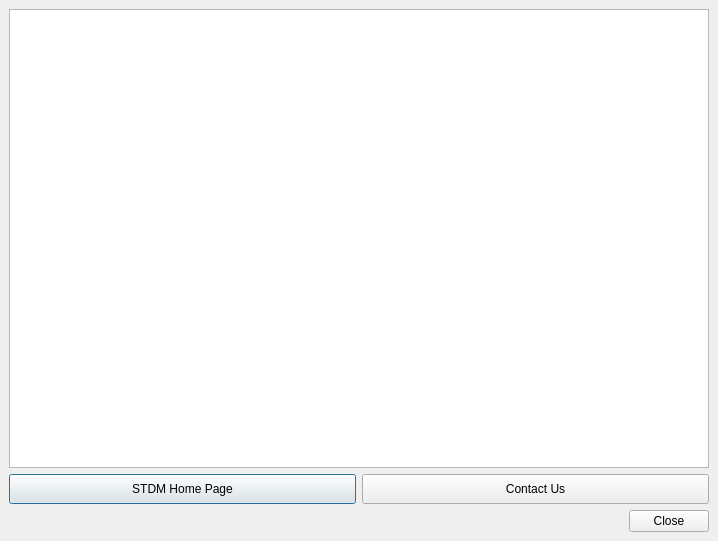
Old version of the form ui/ui_about_stdm.ui in the repository gltn/stdm.
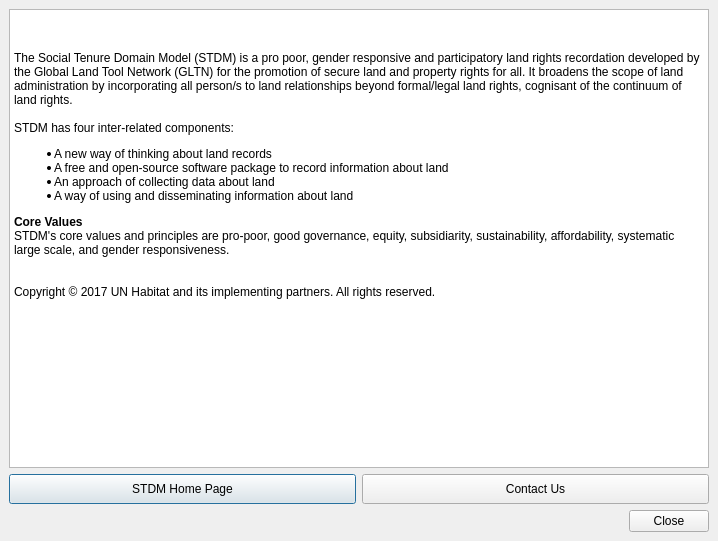
New version of the form. Icons and pictures are not drawn.

What changed in the file:
```diff
--- a/ui/ui_about_stdm.ui
+++ b/ui/ui_about_stdm.ui
@@ -28,6 +28,21 @@
      <property name="readOnly">
       <bool>true</bool>
      </property>
+     <property name="html">
+      <string>&lt;!DOCTYPE HTML PUBLIC &quot;-//W3C//DTD HTML 4.0//EN&quot; &quot;http://www.w3.org/TR/REC-html40/strict.dtd&quot;&gt;
+&lt;html&gt;&lt;head&gt;&lt;meta name=&quot;qrichtext&quot; content=&quot;1&quot; /&gt;&lt;title&gt;About STDM&lt;/title&gt;&lt;style type=&quot;text/css&quot;&gt;
+p, li { white-space: pre-wrap; }
+&lt;/style&gt;&lt;/head&gt;&lt;body style=&quot; font-family:'MS Shell Dlg 2'; font-size:7.5pt; font-weight:400; font-style:normal;&quot;&gt;
+&lt;p style=&quot; margin-top:0px; margin-bottom:0px; margin-left:36px; margin-right:36px; -qt-block-indent:0; text-indent:0px;&quot;&gt;&lt;span style=&quot; font-family:'Arial,Helvetica,sans-serif'; font-size:5pt; font-weight:200;&quot;&gt;    &lt;/span&gt;&lt;/p&gt;
+&lt;p align=&quot;center&quot; style=&quot; margin-top:0px; margin-bottom:0px; margin-left:36px; margin-right:36px; -qt-block-indent:0; text-indent:0px;&quot;&gt;&lt;img src=&quot;:/plugins/stdm/images/icons/stdm_2.png&quot; /&gt;&lt;span style=&quot; font-family:'Arial,Helvetica,sans-serif'; font-size:14pt; font-weight:600;&quot;&gt;    &lt;/span&gt;&lt;/p&gt;
+&lt;p style=&quot; margin-top:5px; margin-bottom:0px; margin-left:0px; margin-right:0px; -qt-block-indent:0; text-indent:0px;&quot;&gt;&lt;span style=&quot; font-family:'Arial,Helvetica,sans-serif'; font-size:9pt;&quot;&gt;The Social Tenure Domain Model (STDM) is a pro poor, gender responsive and participatory land rights recordation developed by the Global Land Tool Network (GLTN) for the promotion of secure land and property rights for all. It broadens the scope of land administration by incorporating all person/s to land relationships beyond formal/legal land rights, cognisant of the continuum of land rights. &lt;br /&gt;&lt;br /&gt;STDM has four inter-related components:&lt;/span&gt;&lt;/p&gt;
+&lt;ul style=&quot;margin-top: 0px; margin-bottom: 0px; margin-left: 0px; margin-right: 0px; -qt-list-indent: 1;&quot;&gt;&lt;li style=&quot; font-family:'Arial,Helvetica,sans-serif'; font-size:9pt;&quot; style=&quot; margin-top:12px; margin-bottom:0px; margin-left:0px; margin-right:0px; -qt-block-indent:0; text-indent:0px;&quot;&gt;A new way of thinking about land records    &lt;/li&gt;
+&lt;li style=&quot; font-family:'Arial,Helvetica,sans-serif'; font-size:9pt;&quot; style=&quot; margin-top:0px; margin-bottom:0px; margin-left:0px; margin-right:0px; -qt-block-indent:0; text-indent:0px;&quot;&gt;A free and open-source software package to record information about land    &lt;/li&gt;
+&lt;li style=&quot; font-family:'Arial,Helvetica,sans-serif'; font-size:9pt;&quot; style=&quot; margin-top:0px; margin-bottom:0px; margin-left:0px; margin-right:0px; -qt-block-indent:0; text-indent:0px;&quot;&gt;An approach of collecting data about land    &lt;/li&gt;
+&lt;li style=&quot; font-family:'Arial,Helvetica,sans-serif'; font-size:9pt;&quot; style=&quot; margin-top:0px; margin-bottom:12px; margin-left:0px; margin-right:0px; -qt-block-indent:0; text-indent:0px;&quot;&gt;A way of using and disseminating information about land&lt;/li&gt;&lt;/ul&gt;
+&lt;p style=&quot; margin-top:0px; margin-bottom:0px; margin-left:0px; margin-right:0px; -qt-block-indent:0; text-indent:0px;&quot;&gt;&lt;span style=&quot; font-family:'Arial,Helvetica,sans-serif'; font-size:9pt; font-weight:600;&quot;&gt;Core Values&lt;/span&gt;&lt;span style=&quot; font-family:'Arial,Helvetica,sans-serif'; font-size:9pt;&quot;&gt;&lt;br /&gt;STDM's core values and principles are pro-poor, good governance, equity, subsidiarity, sustainability, affordability, systematic large scale, and gender responsiveness.&lt;/span&gt;&lt;/p&gt;
+&lt;p style=&quot; margin-top:0px; margin-bottom:0px; margin-left:0px; margin-right:0px; -qt-block-indent:0; text-indent:0px;&quot;&gt;&lt;span style=&quot; font-family:'Arial,Helvetica,sans-serif'; font-size:9pt;&quot;&gt;&lt;br /&gt;&lt;br /&gt;Copyright © 2017 UN Habitat and its implementing partners. All rights reserved.&lt;/span&gt;&lt;/p&gt;&lt;/body&gt;&lt;/html&gt;</string>
+     </property>
     </widget>
    </item>
    <item row="1" column="0">
```
